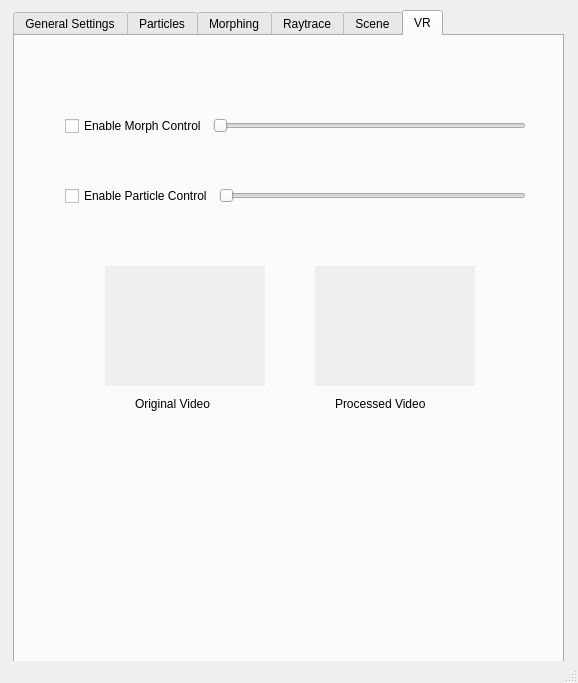
This is src/Qt/mainwindow.ui in UMLComputerGraphics/GraphicsProject as Qt 5 draws it before an edit. The edited form follows.
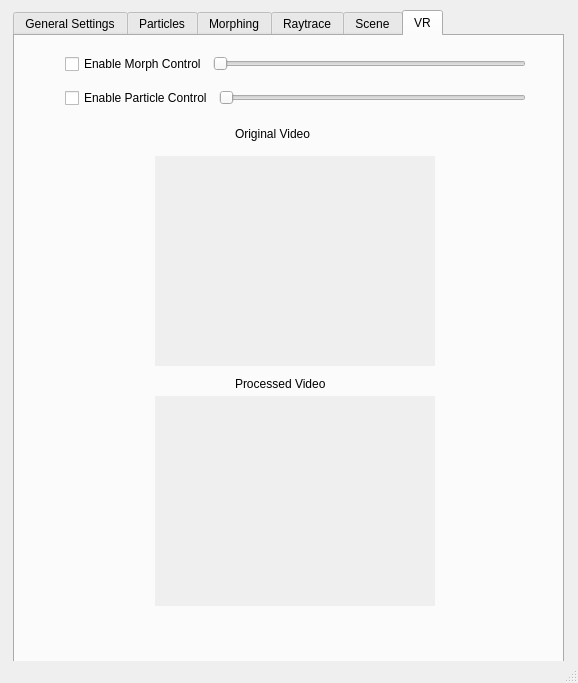
This is the edited form.

Commit message: Additional VR functionality, including camera integration and sliders that tie into Final Project. Detection isn't working on my end, but Franck said it was working on his end. Regardless, everything we would need, minus tying the x position from the detection to a active slider, is here. If we can have detections of the red ball working tomorrow, I will integrate the rest before our presentation.

What changed in the file:
```diff
--- a/src/Qt/mainwindow.ui
+++ b/src/Qt/mainwindow.ui
@@ -1258,16 +1258,16 @@
      <attribute name="title">
       <string>VR</string>
      </attribute>
-     <widget class="QWidget" name="verticalLayoutWidget">
+     <widget class="QWidget" name="verticalLayoutWidget_2">
       <property name="geometry">
        <rect>
         <x>50</x>
-        <y>60</y>
+        <y>10</y>
         <width>461</width>
-        <height>61</height>
+        <height>70</height>
        </rect>
       </property>
-      <layout class="QVBoxLayout" name="verticalLayout_5">
+      <layout class="QVBoxLayout" name="verticalLayout_6">
        <item>
         <layout class="QHBoxLayout" name="horizontalLayout_4">
          <item>
@@ -1289,18 +1289,6 @@
          </item>
         </layout>
        </item>
-      </layout>
-     </widget>
-     <widget class="QWidget" name="verticalLayoutWidget_2">
-      <property name="geometry">
-       <rect>
-        <x>50</x>
-        <y>130</y>
-        <width>461</width>
-        <height>61</height>
-       </rect>
-      </property>
-      <layout class="QVBoxLayout" name="verticalLayout_6">
        <item>
         <layout class="QHBoxLayout" name="horizontalLayout_6">
          <item>
@@ -1313,7 +1301,7 @@
          <item>
           <widget class="QSlider" name="horizontalSlider_2">
            <property name="maximum">
-            <number>100000</number>
+            <number>2000</number>
            </property>
            <property name="orientation">
             <enum>Qt::Horizontal</enum>
@@ -1327,10 +1315,10 @@
      <widget class="QLabel" name="lblProcessed">
       <property name="geometry">
        <rect>
-        <x>300</x>
-        <y>230</y>
-        <width>160</width>
-        <height>120</height>
+        <x>140</x>
+        <y>360</y>
+        <width>280</width>
+        <height>210</height>
        </rect>
       </property>
       <property name="autoFillBackground">
@@ -1343,10 +1331,10 @@
      <widget class="QLabel" name="lblOriginal">
       <property name="geometry">
        <rect>
-        <x>90</x>
-        <y>230</y>
-        <width>160</width>
-        <height>120</height>
+        <x>140</x>
+        <y>120</y>
+        <width>280</width>
+        <height>210</height>
        </rect>
       </property>
       <property name="autoFillBackground">
@@ -1359,8 +1347,8 @@
      <widget class="QLabel" name="label_9">
       <property name="geometry">
        <rect>
-        <x>120</x>
-        <y>360</y>
+        <x>220</x>
+        <y>90</y>
         <width>101</width>
         <height>16</height>
        </rect>
@@ -1372,8 +1360,8 @@
      <widget class="QLabel" name="label_10">
       <property name="geometry">
        <rect>
-        <x>320</x>
-        <y>360</y>
+        <x>220</x>
+        <y>340</y>
         <width>111</width>
         <height>16</height>
        </rect>
```
Left out of the diff: 9 changed lines with no effect on the pictures. The commit also changes 3 other files.
